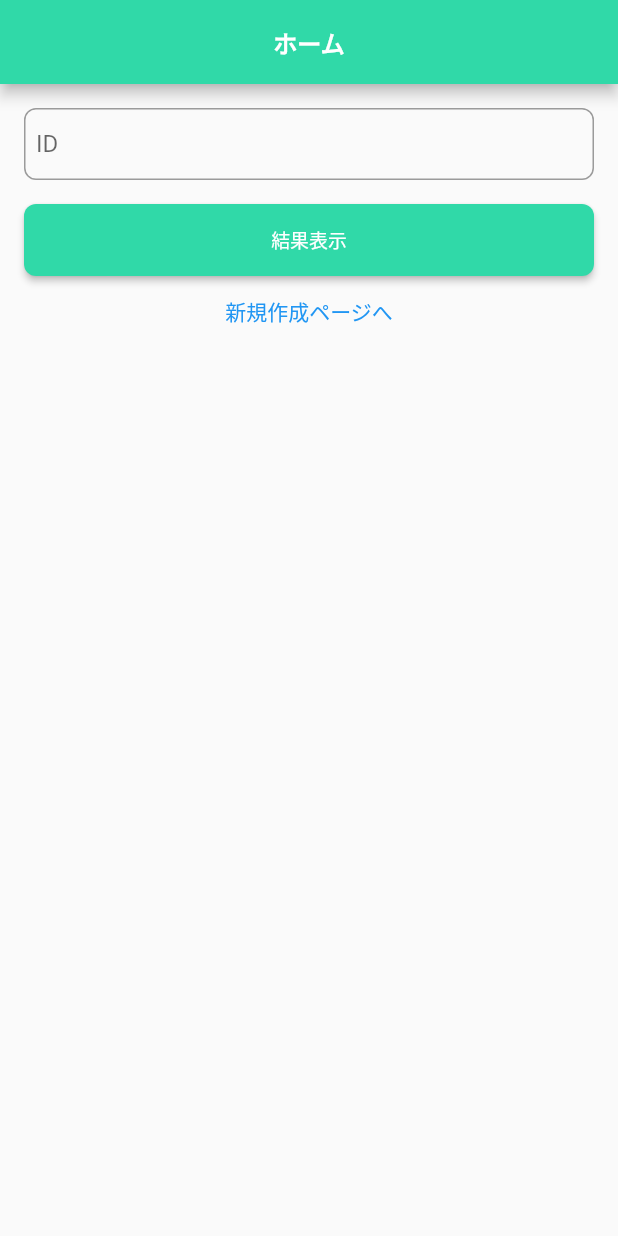
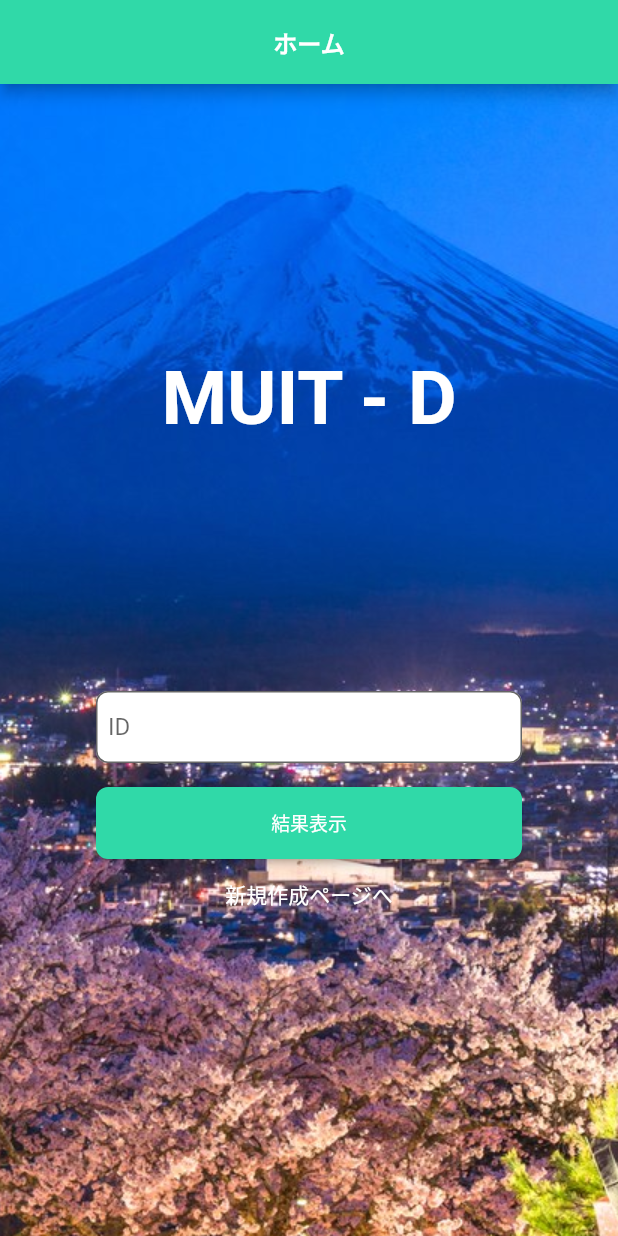
Before and after one commit to syunnpukuta/muit, a Flutter app: the screen it shows after launch, after a tap on "結果ページへ", on a phone screen of 412 x 824 dp. Run offline on Flutter 3.47's test engine with Material 2 defaults, Android fonts, the phone set to English and light mode, and no system bars; our stand-ins replace like_button; network calls fail.

Commit message:
色々追加

```diff
--- a/lib/detail_page.dart
+++ b/lib/detail_page.dart
@@ -97,7 +97,8 @@ class _DetailState extends State<DetailPage> {
       children: [
         Icon(icon, color: Colors.black26, size: 20,),
         Container(width: 10,),
-        Column(
+        Flexible(
+          child: Column(
             crossAxisAlignment: CrossAxisAlignment.start,
             children: [
               Text(text, style: TextStyle(color: Colors.black, fontSize: 13, fontWeight: FontWeight.bold),),
@@ -105,6 +106,7 @@ class _DetailState extends State<DetailPage> {
               Container(height: 16,),
             ],
           ),
+        ),
       ],
     );
   }
--- a/lib/main.dart
+++ b/lib/main.dart
@@ -1,7 +1,8 @@
+import 'dart:convert';
 import 'package:flutter/material.dart';
 import 'package:flutter_app/result_page.dart';
-import 'package:window_location_href/window_location_href.dart';
 import 'package:url_launcher/url_launcher.dart';
+import 'package:http/http.dart' as http;
 
 void main() {
   runApp(MyApp());
@@ -11,7 +12,7 @@ class MyApp extends StatelessWidget {
   @override
   Widget build(BuildContext context) {
     return MaterialApp(
-      title: 'MUIT Result',
+      title: 'MUIT-D',
       theme: ThemeData(
         primarySwatch: Colors.blue,
       ),
@@ -31,36 +32,17 @@ class MyHomePage extends StatefulWidget {
 
 class _MyHomePageState extends State<MyHomePage> {
 
-  String para = "[{"
-      "\"rural\":\"関西\","
-      "\"city\": \"京都\","
-      "\"genre\": [\"水族館\", \"舞妓\"],"
-      "\"dish\":[\"和食\"],"
-      "\"canDo\":[\"寺巡り\"],"
-      "\"image\":[\"https://picsum.photos/250?image=9\"],"
-      "\"explanation\": \"寺も回れるキレイな町並みです。\""
-      "},"
-      "{"
-      "\"rural\":\"関西\","
-      "\"city\": \"京都\","
-      "\"genre\": [\"水族館\", \"舞妓\"],"
-      "\"dish\":[\"和食\"],"
-      "\"canDo\":[\"寺巡り\"],"
-      "\"image\":[\"https://picsum.photos/250?image=9\"],"
-      "\"explanation\": \"寺も回れるキレイな町並みです。\""
-      "}]";
-  String _url = "https://www.yahoo.co.jp/";
  bool isMode = true;
   DateTime _date = new DateTime.now(); //締め切り日
   TimeOfDay _time = new TimeOfDay.now(); //締め切り時間
   TextEditingController resController = TextEditingController();
+  TextEditingController controller = TextEditingController();
   String deadLine = "";
+
+  String test = "";
 
   @override
   Widget build(BuildContext context) {
-    final href = getHref();
-    print(href);
-
     return Scaffold(
       appBar: AppBar(
         title: Text("ホーム",
@@ -72,17 +54,35 @@ class _MyHomePageState extends State<MyHomePage> {
         centerTitle: true,
         backgroundColor: Color(0xff30d9a8),
       ),
-      body: isMode ? createMode() : resultMode(),
+      body: Stack(
+        children: [
+          Image.asset(
+            "assets/home.jpg",
+            width: MediaQuery.of(context).size.width,
+            height: MediaQuery.of(context).size.height,
+            fit: BoxFit.none,
+          ),
+          isMode ? createMode() : resultMode(),
+        ],
+      ),
 
     );
   }
 
   Widget createMode(){
     return Padding(
-      padding: const EdgeInsets.all(16.0),
+      padding: const EdgeInsets.fromLTRB(64, 16, 64, 16),
       child: ListView(
         children: [
-          Row(
+          Container(height: MediaQuery.of(context).size.height/5,),
+          Center(child: Text("MUIT - D", style: TextStyle(color: Colors.white, fontSize: 50, fontWeight: FontWeight.bold),)),
+          Container(height: MediaQuery.of(context).size.height/5,),
+          Container(
+            decoration: BoxDecoration(
+              color: Colors.white,
+              borderRadius: BorderRadius.circular(10),
+            ),
+            child: Row(
               mainAxisAlignment: MainAxisAlignment.center,
               children: [
                 TextButton(
@@ -91,10 +91,8 @@ class _MyHomePageState extends State<MyHomePage> {
                       if(deadDate == null) return;
                       TimeOfDay? deadTime = await _selectTime(context);
                       if(deadTime == null) return;
-                    debugPrint(deadLine = "${deadDate.year}/${deadDate.month}/${deadDate.day} ${deadTime.hour}:${deadTime.minute}");
-                    setState(() {
-
-                    });
+                      debugPrint(deadLine = "${deadDate.year}/${deadDate.month}/${deadDate.day} ${deadTime.hour}:${deadTime.minute.toString().padRight(2, "0")}");
+                      setState(() {});
                     },
                     child: Text("締め切り日")
                 ),
@@ -102,18 +100,25 @@ class _MyHomePageState extends State<MyHomePage> {
                 Text(deadLine=="" ? "未設定" : deadLine),
               ],
             ),
+          ),
           Container(height: 16,),
-          filledButton("新規作成", onTap: (){
-            _launchURL();
+          filledButton("新規作成", onTap: () async {
+            showProgressDialog();
+            http.Response res = await http.get(
+              Uri.parse("https://script.google.com/macros/s/AKfycbyuiiD9f4KZ2EtNMA9xg3vFMBSCFktSsqdtk7SIxtIuvqg4AQXhm2wU05yiEy9j6pei6Q/exec")
+            );
+            print(res.body);
+            Map<String, dynamic> data = jsonDecode(res.body);
+            Navigator.pop(context);
+            await launch(data["url"]);
           }),
         TextButton(
             onPressed: (){
-
                 setState(() {
                   isMode = !isMode;
                 });
               },
-              child: Text("結果ページへ")
+              child: Text("結果ページへ", style: TextStyle(color: Colors.white),)
           )
         ],
       ),
@@ -122,19 +127,21 @@ class _MyHomePageState extends State<MyHomePage> {
 
   Widget resultMode(){
     return Padding(
-      padding: const EdgeInsets.all(16.0),
+      padding: const EdgeInsets.fromLTRB(64.0, 16, 64, 16),
       child: ListView(
         children: [
-
+          Container(height: MediaQuery.of(context).size.height/5,),
+          Center(child: Text("MUIT - D", style: TextStyle(color: Colors.white, fontSize: 50, fontWeight: FontWeight.bold),)),
+          Container(height: MediaQuery.of(context).size.height/5,),
           TextFormField(
             cursorColor: Color(0xff40e9b8),
             controller: resController,
-
             decoration: InputDecoration(
               focusedBorder: OutlineInputBorder(
                 borderRadius: BorderRadius.circular(8.0),
               ),
-              focusColor: Color(0xff40e9b8),
+              filled: true,
+              fillColor: Colors.white,
               hintText: "ID",
               contentPadding: const EdgeInsets.all(8.0),
               border: OutlineInputBorder(
@@ -148,7 +155,7 @@ class _MyHomePageState extends State<MyHomePage> {
           filledButton(
             "結果表示",
             onTap: (){
-              Navigator.push(context, MaterialPageRoute(builder: (c)=>ResultPage(para)));
+              Navigator.push(context, MaterialPageRoute(builder: (c)=>ResultPage("10310805")));
             },
           ),
           TextButton(
@@ -157,16 +164,14 @@ class _MyHomePageState extends State<MyHomePage> {
                 isMode = !isMode;
               });
             },
-              child: Text("新規作成ページへ")
+            child: Text("新規作成ページへ", style: TextStyle(color: Colors.white),)
           )
         ],
       ),
     );
   }
 
-  void _launchURL() async =>
-      await launch(_url) ;
-
+  void _launchURL() async => await launch(_url);
 
   //締め切り日の選択
   Future<DateTime?> _selectDate(BuildContext context) async {
@@ -174,7 +179,8 @@ class _MyHomePageState extends State<MyHomePage> {
         context: context,
         initialDate: _date,
         firstDate: new DateTime(2021),
-        lastDate: new DateTime.now().add(new Duration(days: 360))
+        lastDate: new DateTime.now().add(new Duration(days: 360)),
+        // locale: Locale("ja"),
     );
     if(picked != null) setState(() => _date = picked);
     return picked;
@@ -207,5 +213,19 @@ class _MyHomePageState extends State<MyHomePage> {
       ),
     );
   }
+  void showProgressDialog() {
+    showGeneralDialog(
+        context: context,
+        barrierDismissible: false,
+        transitionDuration: Duration(milliseconds: 300),
+        barrierColor: Colors.black.withOpacity(0.5),
+        pageBuilder: (BuildContext context, Animation animation, Animation secondaryAnimation) {
+          return Center(
+            child: CircularProgressIndicator(),
+          );
+        }
+    );
+  }
+
 
 }
```
Also changed, not shown: lib/result_page.dart (+59 -5 lines), lib/tourist_area_data.dart (+6 -4 lines), lib/tourist_area_widget.dart (+8 -5 lines), pubspec.yaml (+4 -19 lines), assets/home.jpg (added), pubspec.lock. Lines whose indentation alone changed are shown as unchanged.
